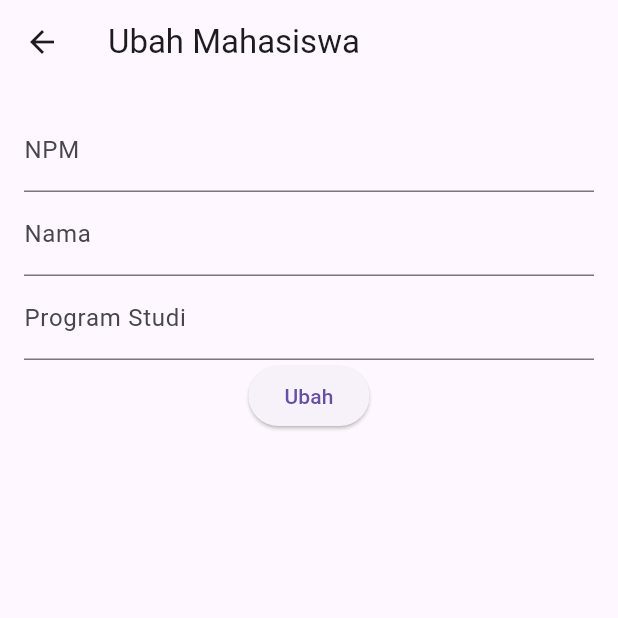
After one commit to Rizkyrayhan/project_riverpod, a Flutter app: the MahasiswaUpdateScreen screen opened directly, on a phone screen of 412 x 824 dp, the top half of it. The commit adds this screen. Run offline on Flutter 3.47's test engine with Material 3 defaults, Android fonts, the phone set to English and light mode, and no system bars; our stand-ins replace cloud_firestore, firebase_core, flutter_riverpod; accounts and stored records are empty.

Commit message:
add fitur update mahasiswa

```diff
--- a/lib/main.dart
+++ b/lib/main.dart
@@ -2,6 +2,7 @@ import 'package:firebase_core/firebase_core.dart';
 import 'package:flutter/material.dart';
 import 'package:flutter_riverpod/flutter_riverpod.dart';
 import 'package:project_riverpod/screens/home/home_screen.dart';
+
 void main() async {
   WidgetsFlutterBinding.ensureInitialized();
   await Firebase.initializeApp();
--- /dev/null
+++ b/lib/screens/mahasiswa/mahasiswa_update_screen.dart
@@ -0,0 +1,44 @@
+import 'package:flutter/material.dart';
+import 'package:flutter_riverpod/flutter_riverpod.dart';
+import 'package:project_riverpod/providers/mahasiswa_provider.dart';
+
+class MahasiswaUpdateScreen extends ConsumerWidget {
+  final TextEditingController cNpm = TextEditingController();
+  final TextEditingController cNama = TextEditingController();
+  final TextEditingController cProdi = TextEditingController();
+
+  @override
+  Widget build(BuildContext context, WidgetRef ref) {
+    return Scaffold(
+      appBar: AppBar(title: Text("Ubah Mahasiswa")),
+      body: Padding(
+        padding: const EdgeInsets.all(16.0),
+        child: Column(
+          children: [
+            TextField(
+              controller: cNpm,
+              decoration: InputDecoration(labelText: 'NPM'),
+            ),
+            TextField(
+              controller: cNama,
+              decoration: InputDecoration(labelText: 'Nama'),
+            ),
+            TextField(
+              controller: cProdi,
+              decoration: InputDecoration(labelText: 'Program Studi'),
+            ),
+            ElevatedButton(
+              onPressed: () {
+                ref
+                    .read(MahasiswaProvider.notifier)
+                    .addMahasiswa(cNpm.text, cNama.text, cProdi.text);
+                Navigator.pop(context);
+              },
+              child: Text("Ubah"),
+            ),
+          ],
+        ),
+      ),
+    );
+  }
+}
```
Also changed, not shown: lib/providers/mahasiswa_provider.dart (+20 -0 lines), lib/screens/mahasiswa/mahasiswa_screen.dart (+13 -1 lines).
